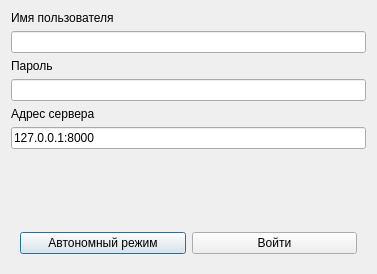
Qt form ui/shared/login_form.ui (bakatrouble/elevators) before a commit.
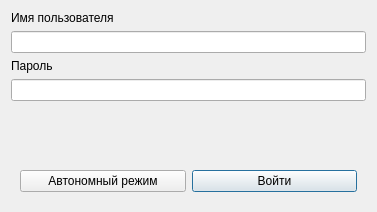
The same form after that commit.

Diff of the .ui file:
```diff
--- a/ui/shared/login_form.ui
+++ b/ui/shared/login_form.ui
@@ -7,7 +7,7 @@
     <x>0</x>
     <y>0</y>
     <width>377</width>
-    <height>274</height>
+    <height>212</height>
    </rect>
   </property>
   <property name="windowTitle">
@@ -38,20 +38,6 @@
      </property>
     </widget>
    </item>
-   <item>
-    <widget class="QLabel" name="label_3">
-     <property name="text">
-      <string>Адрес сервера</string>
-     </property>
-    </widget>
-   </item>
-   <item>
-    <widget class="QLineEdit" name="edtServerAddress">
-     <property name="text">
-      <string>127.0.0.1:8000</string>
-     </property>
-    </widget>
-   </item>
    <item>
     <widget class="QLabel" name="lblStatus">
      <property name="text">
@@ -87,6 +73,9 @@
         <property name="text">
          <string>Войти</string>
         </property>
+        <property name="default">
+         <bool>true</bool>
+        </property>
        </widget>
       </item>
      </layout>
```
